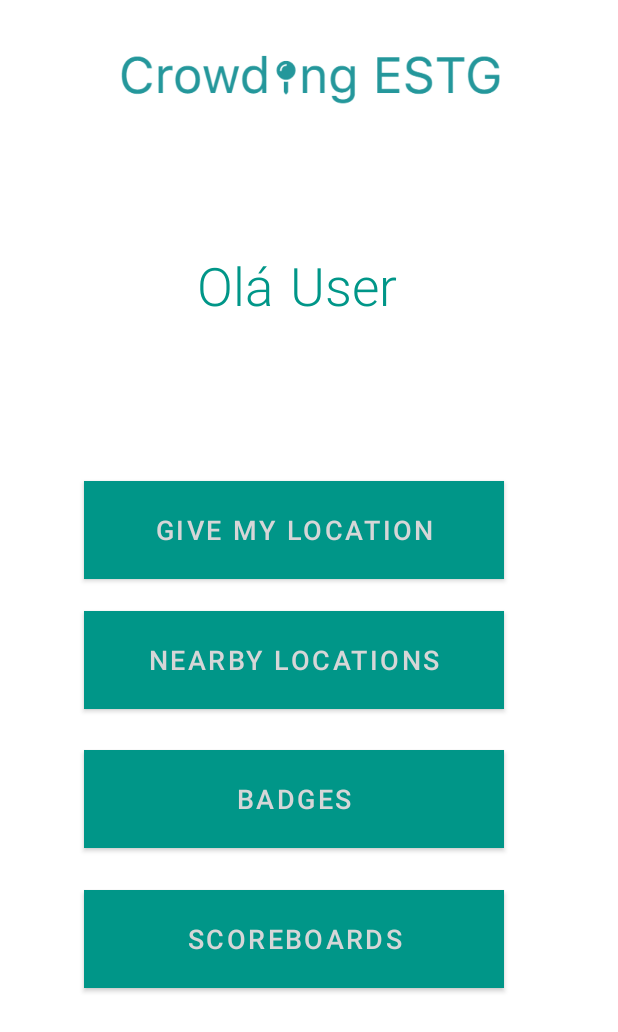
After one commit to Andrefranco98/CrowdingESTG, an Android app: the layout activity_home.xml on its own in the app's theme, with its tools: preview values and no code run, on a phone screen of 412 x 824 dp. The commit adds this screen. Shown: the top 1032 px of the screen. Run offline under Robolectric (Android 15) with nearby library versions, the phone set to English and light mode, and no system bars.

Commit message:
+atualizacoes

```diff
--- a/app/src/main/AndroidManifest.xml
+++ b/app/src/main/AndroidManifest.xml
@@ -14,7 +14,9 @@
         android:roundIcon="@mipmap/ic_launcher_round"
         android:supportsRtl="true"
         android:theme="@style/Theme.CrowdingESTG">
-        <activity android:name=".Register"></activity>
+        <activity android:name=".Home"></activity>
+        <activity android:name=".api.Home" />
+        <activity android:name=".Register" />
         <activity android:name=".Registar" />
         <activity android:name=".api.Registar" />
         <activity android:name=".Login">
--- /dev/null
+++ b/app/src/main/java/com/tp3/crowdingestg/Home.kt
@@ -0,0 +1,50 @@
+package com.tp3.crowdingestg
+
+import android.content.Context
+import android.content.Intent
+import androidx.appcompat.app.AppCompatActivity
+import android.os.Bundle
+import android.view.Menu
+import android.view.MenuInflater
+import android.view.MenuItem
+import android.widget.TextView
+
+class Home : AppCompatActivity() {
+    private lateinit var nomesharedpreference : String
+    override fun onCreate(savedInstanceState: Bundle?) {
+        super.onCreate(savedInstanceState)
+        setContentView(R.layout.activity_home)
+
+        var token = getSharedPreferences("username", Context.MODE_PRIVATE)
+        nomesharedpreference = token.getString("username_login_atual"," ").toString()
+
+        findViewById<TextView>(R.id.username).setText(nomesharedpreference)
+    }
+
+
+    override fun onCreateOptionsMenu(menu: Menu): Boolean {
+        val inflater: MenuInflater = menuInflater
+        inflater.inflate(R.menu.menu_givelocationactivity, menu)
+        return true
+    }
+
+    override fun onOptionsItemSelected(item: MenuItem): Boolean {
+        // Handle item selection
+        return when (item.itemId) {
+
+            R.id.logout -> {
+                var token = getSharedPreferences("username", Context.MODE_PRIVATE)
+                var editor = token.edit()
+                editor.putString("username_login_atual"," ")        // Iguala valor a vazio, fica sem valor, credenciais soltas
+                editor.commit()                                     // Atualizar editor
+                val intent = Intent(this@Home, Login::class.java)
+                startActivity(intent)
+                true
+            }
+
+            else -> super.onOptionsItemSelected(item)
+        }
+
+    }
+
+}
--- a/app/src/main/java/com/tp3/crowdingestg/Login.kt
+++ b/app/src/main/java/com/tp3/crowdingestg/Login.kt
@@ -44,7 +44,7 @@ class Login : AppCompatActivity() {
 
 
                         val a: OutputPost = response.body()!!
-                        val intent = Intent(this@Login, GiveLocationActivity::class.java)
+                        val intent = Intent(this@Login, Home::class.java)
                         userid = a.id.toInt()
                         intent.putExtra("userid",userid)
 
@@ -83,7 +83,7 @@ class Login : AppCompatActivity() {
         if(token.getString("username_login_atual"," ") != " ") {
 
 
-            val intent = Intent(this@Login, GiveLocationActivity::class.java)       // ENTRA NA ATIVIDADE
+            val intent = Intent(this@Login, Home::class.java)       // ENTRA NA ATIVIDADE
 
             intent.flags = Intent.FLAG_ACTIVITY_NEW_TASK or Intent.FLAG_ACTIVITY_CLEAR_TASK
 
--- a/app/src/main/res/layout/activity_give_location.xml
+++ b/app/src/main/res/layout/activity_give_location.xml
@@ -20,14 +20,13 @@
         android:textStyle="bold"
         app:layout_constraintBottom_toTopOf="@+id/textroom"
         app:layout_constraintEnd_toEndOf="parent"
-        app:layout_constraintHorizontal_bias="0.621"
         app:layout_constraintStart_toStartOf="parent"
         app:layout_constraintTop_toBottomOf="@+id/imageView3" />
 
     <Button
         android:id="@+id/button"
-        android:layout_width="94dp"
-        android:layout_height="49dp"
+        android:layout_width="243dp"
+        android:layout_height="47dp"
         android:layout_marginStart="152dp"
         android:layout_marginLeft="152dp"
         android:layout_marginEnd="152dp"
@@ -76,6 +75,7 @@
         app:backgroundTint="#090707"
         app:layout_constraintBottom_toTopOf="@+id/imageView2"
         app:layout_constraintEnd_toEndOf="parent"
+        app:layout_constraintHorizontal_bias="0.517"
         app:layout_constraintStart_toStartOf="parent"
         app:layout_constraintTop_toBottomOf="@+id/button" />
 
--- /dev/null
+++ b/app/src/main/res/layout/activity_home.xml
@@ -0,0 +1,168 @@
+<?xml version="1.0" encoding="utf-8"?>
+<androidx.constraintlayout.widget.ConstraintLayout xmlns:android="http://schemas.android.com/apk/res/android"
+    xmlns:app="http://schemas.android.com/apk/res-auto"
+    xmlns:tools="http://schemas.android.com/tools"
+    android:layout_width="match_parent"
+    android:layout_height="match_parent"
+    tools:context=".Home">
+
+    <ImageView
+        android:id="@+id/imageView5"
+        android:layout_width="277dp"
+        android:layout_height="48dp"
+        android:layout_marginStart="27dp"
+        android:layout_marginLeft="27dp"
+        android:layout_marginTop="27dp"
+        android:layout_marginEnd="27dp"
+        android:layout_marginRight="27dp"
+        android:src="@drawable/crowdingestg"
+        app:layout_constraintEnd_toEndOf="parent"
+        app:layout_constraintStart_toStartOf="parent"
+        app:layout_constraintTop_toTopOf="parent" />
+
+    <ImageView
+        android:id="@+id/image_give_my_location"
+        android:layout_width="31dp"
+        android:layout_height="32dp"
+        android:layout_alignParentStart="true"
+        android:layout_alignParentLeft="true"
+        android:layout_alignParentTop="true"
+        android:layout_alignParentEnd="true"
+        android:layout_alignParentRight="true"
+        android:layout_alignParentBottom="true"
+        android:layout_marginStart="62dp"
+        android:layout_marginLeft="62dp"
+        android:layout_marginTop="298dp"
+        android:layout_marginEnd="317dp"
+        android:layout_marginRight="317dp"
+        android:layout_marginBottom="401dp"
+        android:background="#FFFFFF"
+        app:layout_constraintBottom_toBottomOf="parent"
+        app:layout_constraintEnd_toEndOf="parent"
+        app:layout_constraintHorizontal_bias="0.176"
+        app:layout_constraintStart_toStartOf="parent"
+        app:layout_constraintTop_toTopOf="parent"
+        app:layout_constraintVertical_bias="0.43"
+        tools:srcCompat="@drawable/ic_logout" />
+
+
+    <Button
+        android:id="@+id/give_my_location"
+        android:layout_width="280dp"
+        android:layout_height="65dp"
+        android:layout_marginStart="56dp"
+        android:layout_marginLeft="56dp"
+        android:background="#009688"
+        android:backgroundTint="@color/black"
+        android:text="GIVE MY LOCATION"
+        android:textColor="@color/white"
+        android:textSize="18sp"
+        app:backgroundTint="#009688"
+        app:layout_constraintBottom_toBottomOf="parent"
+        app:layout_constraintEnd_toEndOf="@+id/password"
+
+        app:layout_constraintStart_toStartOf="parent"
+        app:layout_constraintTop_toTopOf="parent"
+        app:layout_constraintVertical_bias="0.423" />
+
+    <Button
+        android:id="@+id/nearby_location"
+        android:layout_width="280dp"
+        android:layout_height="65dp"
+        android:layout_marginStart="56dp"
+        android:layout_marginLeft="56dp"
+        android:layout_marginTop="120dp"
+        android:layout_marginEnd="120dp"
+        android:layout_marginRight="120dp"
+        android:background="#009688"
+        android:backgroundTint="@color/black"
+        android:text="Nearby Locations"
+        android:textColor="@color/white"
+        android:textSize="18sp"
+        app:backgroundTint="#009688"
+        app:layout_constraintBottom_toBottomOf="parent"
+        app:layout_constraintEnd_toEndOf="@+id/password"
+        app:layout_constraintHorizontal_bias="0.0"
+        app:layout_constraintStart_toStartOf="parent"
+        app:layout_constraintTop_toTopOf="parent"
+        app:layout_constraintVertical_bias="0.45" />
+
+    <Button
+        android:id="@+id/badges"
+        android:layout_width="280dp"
+        android:layout_height="65dp"
+        android:layout_marginStart="56dp"
+        android:layout_marginLeft="56dp"
+        android:layout_marginTop="120dp"
+        android:layout_marginEnd="120dp"
+        android:layout_marginRight="120dp"
+        android:background="#009688"
+        android:backgroundTint="@color/black"
+        android:text="BADGES"
+        android:textColor="@color/white"
+        android:textSize="18sp"
+        app:backgroundTint="#009688"
+        app:layout_constraintBottom_toBottomOf="parent"
+        app:layout_constraintEnd_toEndOf="@+id/password"
+        app:layout_constraintHorizontal_bias="0.0"
+        app:layout_constraintStart_toStartOf="parent"
+        app:layout_constraintTop_toTopOf="parent"
+        app:layout_constraintVertical_bias="0.595" />
+
+    <Button
+        android:id="@+id/scoreboards"
+        android:layout_width="280dp"
+        android:layout_height="65dp"
+        android:layout_marginStart="56dp"
+        android:layout_marginLeft="56dp"
+        android:layout_marginTop="120dp"
+        android:layout_marginEnd="120dp"
+        android:layout_marginRight="120dp"
+        android:background="#009688"
+        android:backgroundTint="@color/black"
+        android:text="SCOREBOARDS"
+        android:textColor="@color/white"
+        android:textSize="18sp"
+        app:backgroundTint="#009688"
+        app:layout_constraintBottom_toBottomOf="parent"
+        app:layout_constraintEnd_toEndOf="@+id/password"
+        app:layout_constraintHorizontal_bias="0.0"
+        app:layout_constraintStart_toStartOf="parent"
+        app:layout_constraintTop_toTopOf="parent"
+        app:layout_constraintVertical_bias="0.741" />
+
+    <TextView
+        android:id="@+id/Hello"
+        android:layout_width="62dp"
+        android:layout_height="41dp"
+        android:fontFamily="sans-serif-light"
+        android:text="Olá"
+        android:textColor="#009688"
+        android:textSize="35dp"
+        app:layout_constraintBottom_toBottomOf="parent"
+        app:layout_constraintEnd_toEndOf="parent"
+        app:layout_constraintHorizontal_bias="0.375"
+        app:layout_constraintStart_toStartOf="parent"
+        app:layout_constraintTop_toTopOf="parent"
+        app:layout_constraintVertical_bias="0.213" />
+
+    <TextView
+        android:id="@+id/username"
+        android:layout_width="115dp"
+        android:layout_height="41dp"
+        android:fontFamily="sans-serif-light"
+        android:text="User"
+        android:textColor="#009688"
+        android:textSize="35dp"
+        app:layout_constraintBottom_toBottomOf="parent"
+        app:layout_constraintEnd_toEndOf="parent"
+        app:layout_constraintHorizontal_bias="0.652"
+        app:layout_constraintStart_toStartOf="parent"
+        app:layout_constraintTop_toTopOf="parent"
+        app:layout_constraintVertical_bias="0.213" />
+
+
+
+
+
+</androidx.constraintlayout.widget.ConstraintLayout>
--- a/app/src/main/res/layout/activity_registar.xml
+++ b/app/src/main/res/layout/activity_registar.xml
@@ -8,14 +8,17 @@
 
     <ImageView
         android:id="@+id/imageView8"
-        android:layout_width="wrap_content"
-        android:layout_height="wrap_content"
-        android:layout_marginBottom="100dp"
-        app:layout_constraintBottom_toTopOf="@+id/user"
+        android:layout_width="378dp"
+        android:layout_height="93dp"
+        android:layout_marginStart="27dp"
+        android:layout_marginLeft="27dp"
+        android:layout_marginTop="27dp"
+        android:layout_marginEnd="27dp"
+        android:layout_marginRight="27dp"
+        android:src="@drawable/crowdingestg"
         app:layout_constraintEnd_toEndOf="parent"
         app:layout_constraintStart_toStartOf="parent"
-        app:layout_constraintTop_toTopOf="parent"
-        app:srcCompat="@drawable/crowdingestg" />
+        app:layout_constraintTop_toTopOf="parent" />
 
     <EditText
         android:id="@+id/user"
@@ -59,7 +62,6 @@
         android:layout_marginLeft="119dp"
         android:layout_marginEnd="120dp"
         android:layout_marginRight="120dp"
-        android:layout_marginBottom="340dp"
         android:background="#009688"
         android:backgroundTint="@color/black"
         android:onClick="addRegistar"
@@ -70,15 +72,20 @@
         app:layout_constraintBottom_toBottomOf="parent"
         app:layout_constraintEnd_toEndOf="@+id/password"
         app:layout_constraintHorizontal_bias="0.0"
-        app:layout_constraintStart_toStartOf="parent" />
+        app:layout_constraintStart_toStartOf="parent"
+        app:layout_constraintTop_toTopOf="parent" />
 
     <ImageView
         android:id="@+id/imageView9"
         android:layout_width="276dp"
         android:layout_height="160dp"
-        app:srcCompat="@drawable/ersclogoazul"
-        tools:layout_editor_absoluteX="67dp"
-        tools:layout_editor_absoluteY="542dp" />
+        app:layout_constraintBottom_toBottomOf="parent"
+        app:layout_constraintEnd_toEndOf="parent"
+        app:layout_constraintHorizontal_bias="0.496"
+        app:layout_constraintStart_toStartOf="parent"
+        app:layout_constraintTop_toTopOf="parent"
+        app:layout_constraintVertical_bias="0.894"
+        app:srcCompat="@drawable/ersclogoazul" />
 
 
 </androidx.constraintlayout.widget.ConstraintLayout>
```
